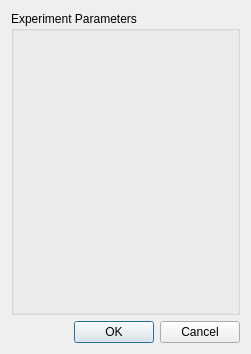
First picture: the form in src/lib/apexmain/gui/parameterdialog.ui, repository exporl/apex, before the edit.
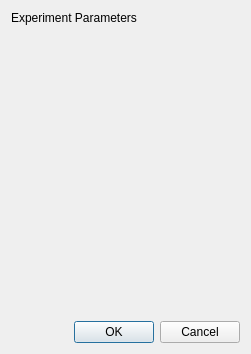
Second picture: the form after the edit.

The edit to the form file:
```diff
--- a/src/lib/apexmain/gui/parameterdialog.ui
+++ b/src/lib/apexmain/gui/parameterdialog.ui
@@ -14,13 +14,33 @@
   </property>
   <layout class="QVBoxLayout" >
    <item>
-    <widget class="QGroupBox" name="parameters" >
-     <property name="title" >
+    <widget class="QLabel" name="label">
+     <property name="text">
       <string>Experiment Parameters</string>
      </property>
-     <property name="flat" >
+    </widget>
+   </item>
+   <item>
+    <widget class="QScrollArea" name="scrollArea">
+     <property name="frameShape">
+      <enum>QFrame::NoFrame</enum>
+     </property>
+     <property name="widgetResizable">
       <bool>true</bool>
      </property>
+     <property name="alignment">
+      <set>Qt::AlignRight|Qt::AlignTop|Qt::AlignTrailing</set>
+     </property>
+     <widget class="QWidget" name="parameters">
+      <property name="geometry">
+       <rect>
+        <x>0</x>
+        <y>0</y>
+        <width>233</width>
+        <height>274</height>
+       </rect>
+      </property>
+     </widget>
     </widget>
    </item>
    <item>
```
Left out of the diff: 23 changed lines with no effect on the pictures.
